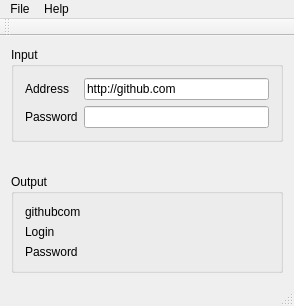
Qt form mainwindow.ui (vtyulb/RuPass) before a commit.
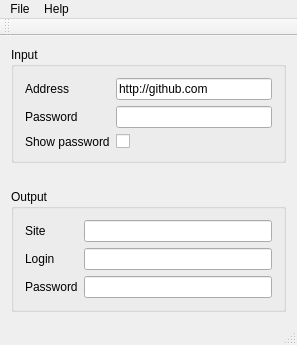
The same form after that commit.

Commit message: Several GUI innovations

```diff
--- a/mainwindow.ui
+++ b/mainwindow.ui
@@ -6,8 +6,8 @@
    <rect>
     <x>0</x>
     <y>0</y>
-    <width>294</width>
-    <height>306</height>
+    <width>297</width>
+    <height>326</height>
    </rect>
   </property>
   <property name="windowTitle">
@@ -45,6 +45,20 @@
          </property>
         </widget>
        </item>
+       <item row="4" column="0">
+        <widget class="QLabel" name="label_3">
+         <property name="text">
+          <string>Show password</string>
+         </property>
+        </widget>
+       </item>
+       <item row="4" column="1">
+        <widget class="QCheckBox" name="checkBox">
+         <property name="text">
+          <string/>
+         </property>
+        </widget>
+       </item>
       </layout>
      </widget>
     </item>
@@ -73,28 +87,37 @@
       <property name="title">
        <string>Output</string>
       </property>
-      <layout class="QVBoxLayout" name="verticalLayout_3">
-       <item>
+      <layout class="QFormLayout" name="formLayout_2">
+       <item row="0" column="0">
         <widget class="QLabel" name="siteLabel">
          <property name="text">
-          <string>githubcom</string>
+          <string>Site</string>
          </property>
         </widget>
        </item>
-       <item>
+       <item row="1" column="0">
         <widget class="QLabel" name="loginLabel">
          <property name="text">
           <string>Login</string>
          </property>
         </widget>
        </item>
-       <item>
+       <item row="2" column="0">
         <widget class="QLabel" name="passwordLabel">
          <property name="text">
           <string>Password</string>
          </property>
         </widget>
        </item>
+       <item row="0" column="1">
+        <widget class="QLineEdit" name="siteLine"/>
+       </item>
+       <item row="1" column="1">
+        <widget class="QLineEdit" name="loginLine"/>
+       </item>
+       <item row="2" column="1">
+        <widget class="QLineEdit" name="passwordLine"/>
+       </item>
       </layout>
      </widget>
     </item>
@@ -105,7 +128,7 @@
     <rect>
      <x>0</x>
      <y>0</y>
-     <width>294</width>
+     <width>297</width>
      <height>19</height>
     </rect>
    </property>
```
The commit also changes 2 other files.
